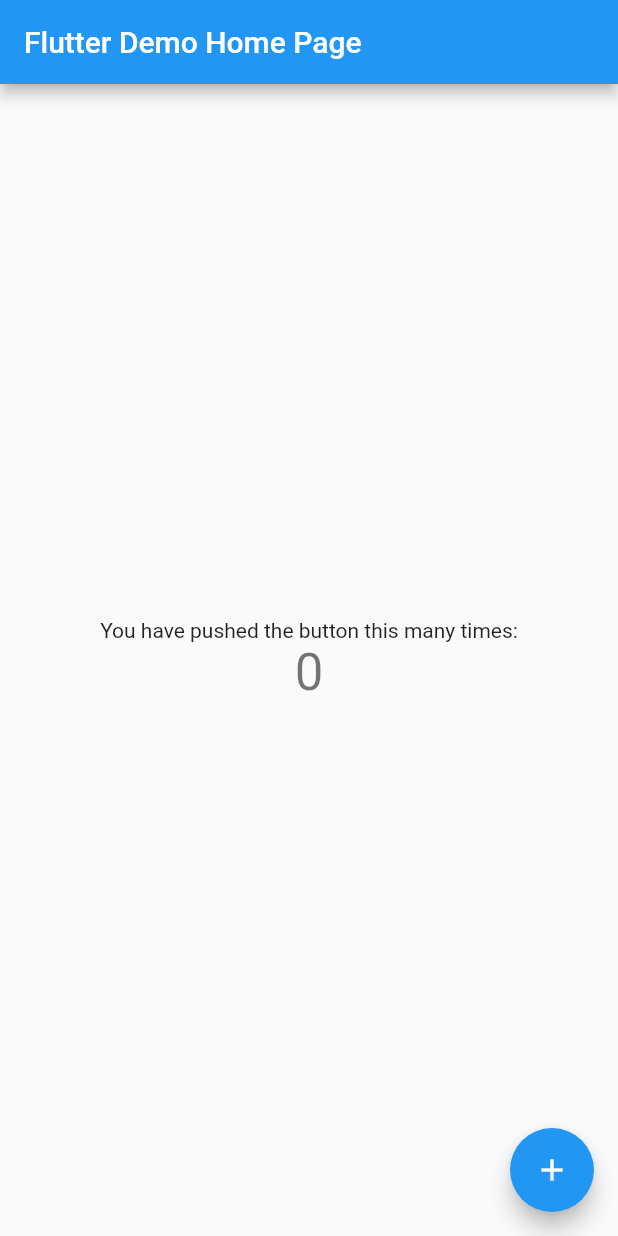
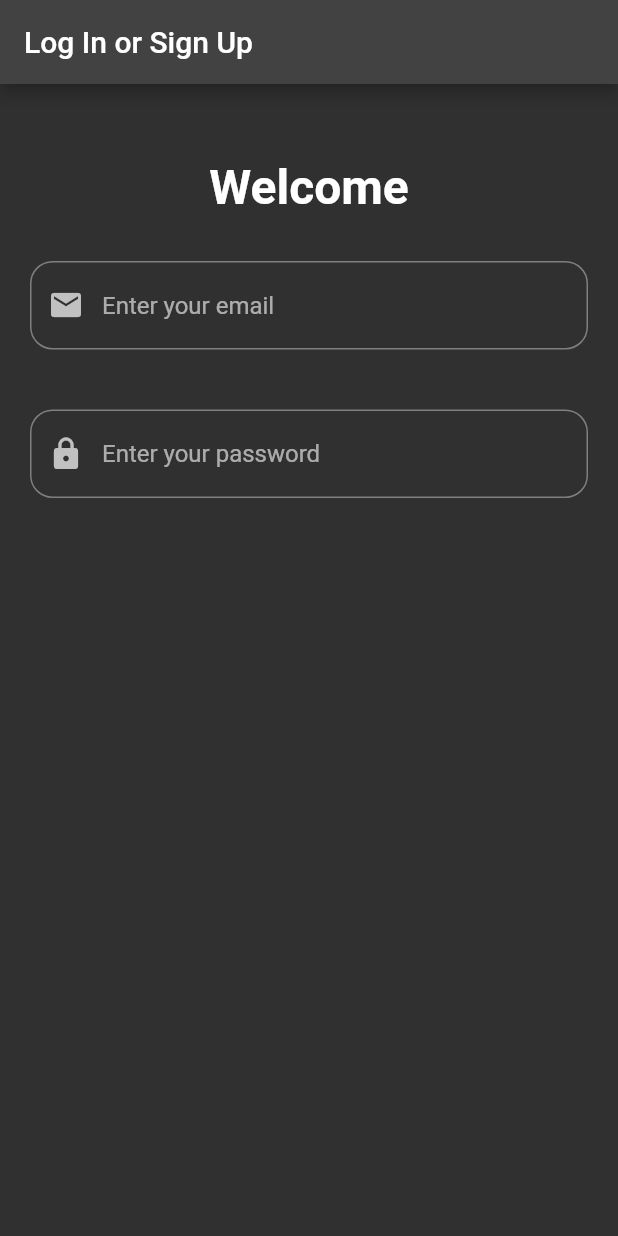
Before and after one commit to comptergeeks/projectmanagment, a Flutter app: the screen it shows after launch, on a phone screen of 412 x 824 dp. Run offline on Flutter 3.47's test engine with Material 2 defaults, Android fonts, the phone set to English and light mode, and no system bars.

Commit message:
creating log in screen

```diff
--- a/lib/main.dart
+++ b/lib/main.dart
@@ -11,36 +11,18 @@ class MyApp extends StatelessWidget {
   @override
   Widget build(BuildContext context) {
     return MaterialApp(
-      title: 'Flutter Demo',
+      title: 'Project Managment',
       theme: ThemeData(
-        // This is the theme of your application.
-        //
-        // Try running your application with "flutter run". You'll see the
-        // application has a blue toolbar. Then, without quitting the app, try
-        // changing the primarySwatch below to Colors.green and then invoke
-        // "hot reload" (press "r" in the console where you ran "flutter run",
-        // or simply save your changes to "hot reload" in a Flutter IDE).
-        // Notice that the counter didn't reset back to zero; the application
-        // is not restarted.
         primarySwatch: Colors.blue,
+        brightness: Brightness.dark,
       ),
-      home: const MyHomePage(title: 'Flutter Demo Home Page'),
+      home: const MyHomePage(title: 'The Easy Way To Project Manage'),
     );
   }
 }
 
 class MyHomePage extends StatefulWidget {
   const MyHomePage({Key? key, required this.title}) : super(key: key);
-
-  // This widget is the home page of your application. It is stateful, meaning
-  // that it has a State object (defined below) that contains fields that affect
-  // how it looks.
-
-  // This class is the configuration for the state. It holds the values (in this
-  // case the title) provided by the parent (in this case the App widget) and
-  // used by the build method of the State. Fields in a Widget subclass are
-  // always marked "final".
-
   final String title;
 
   @override
@@ -48,21 +30,11 @@ class MyHomePage extends StatefulWidget {
 }
 
 class _MyHomePageState extends State<MyHomePage> {
-  int _counter = 0;
-
-  void _incrementCounter() {
-    setState(() {
-      // This call to setState tells the Flutter framework that something has
-      // changed in this State, which causes it to rerun the build method below
-      // so that the display can reflect the updated values. If we changed
-      // _counter without calling setState(), then the build method would not be
-      // called again, and so nothing would appear to happen.
-      _counter++;
-    });
-  }
 
   @override
   Widget build(BuildContext context) {
+    TextEditingController emailController = TextEditingController();
+    TextEditingController passwordController = TextEditingController();
     // This method is rerun every time setState is called, for instance as done
     // by the _incrementCounter method above.
     //
@@ -73,43 +45,43 @@ class _MyHomePageState extends State<MyHomePage> {
       appBar: AppBar(
         // Here we take the value from the MyHomePage object that was created by
         // the App.build method, and use it to set our appbar title.
-        title: Text(widget.title),
+        title: Text('Log In or Sign Up'),
     ),
-      body: Center(
-        // Center is a layout widget. It takes a single child and positions it
-        // in the middle of the parent.
+    body: Center (
       child: Column(
-          // Column is also a layout widget. It takes a list of children and
-          // arranges them vertically. By default, it sizes itself to fit its
-          // children horizontally, and tries to be as tall as its parent.
-          //
-          // Invoke "debug painting" (press "p" in the console, choose the
-          // "Toggle Debug Paint" action from the Flutter Inspector in Android
-          // Studio, or the "Toggle Debug Paint" command in Visual Studio Code)
-          // to see the wireframe for each widget.
-          //
-          // Column has various properties to control how it sizes itself and
-          // how it positions its children. Here we use mainAxisAlignment to
-          // center the children vertically; the main axis here is the vertical
-          // axis because Columns are vertical (the cross axis would be
-          // horizontal).
-          mainAxisAlignment: MainAxisAlignment.center,
-          children: <Widget>[
-            const Text(
-              'You have pushed the button this many times:',
+        children: [
+          const SizedBox(height: 50),
+          Text('Welcome', style: TextStyle(fontWeight: FontWeight.bold,fontSize: 32,),
           ),
-            Text(
-              '$_counter',
-              style: Theme.of(context).textTheme.headline4,
+          Padding(padding: EdgeInsets.fromLTRB(20, 30, 20, 10),
+          child: TextFormField(
+            decoration: InputDecoration(
+              border: OutlineInputBorder(
+                borderSide: const BorderSide(width: 3, color: Colors.blue),
+                borderRadius: BorderRadius.circular(15),
+              ),
+              hintText: 'Enter your email',
+              prefixIcon: Icon(Icons.email),
+            ),
+            controller: emailController,
+          ),
+            ),
+          Padding(padding: EdgeInsets.fromLTRB(20, 30, 20, 10),
+          child: TextFormField(
+            decoration: InputDecoration(
+                border: OutlineInputBorder(
+                  borderSide: const BorderSide(width: 3, color: Colors.blue),
+                  borderRadius: BorderRadius.circular(15),
+                ),
+                hintText: 'Enter your password',
+                prefixIcon: Icon(Icons.lock),
+            ),
+            controller: passwordController,
+          ),
           ),
         ],
       ),
     ),
-      floatingActionButton: FloatingActionButton(
-        onPressed: _incrementCounter,
-        tooltip: 'Increment',
-        child: const Icon(Icons.add),
-      ), // This trailing comma makes auto-formatting nicer for build methods.
     );
   }
 }
```
Also changed, not shown: lib/reusable.dart (added). Lines whose indentation alone changed are shown as unchanged.
